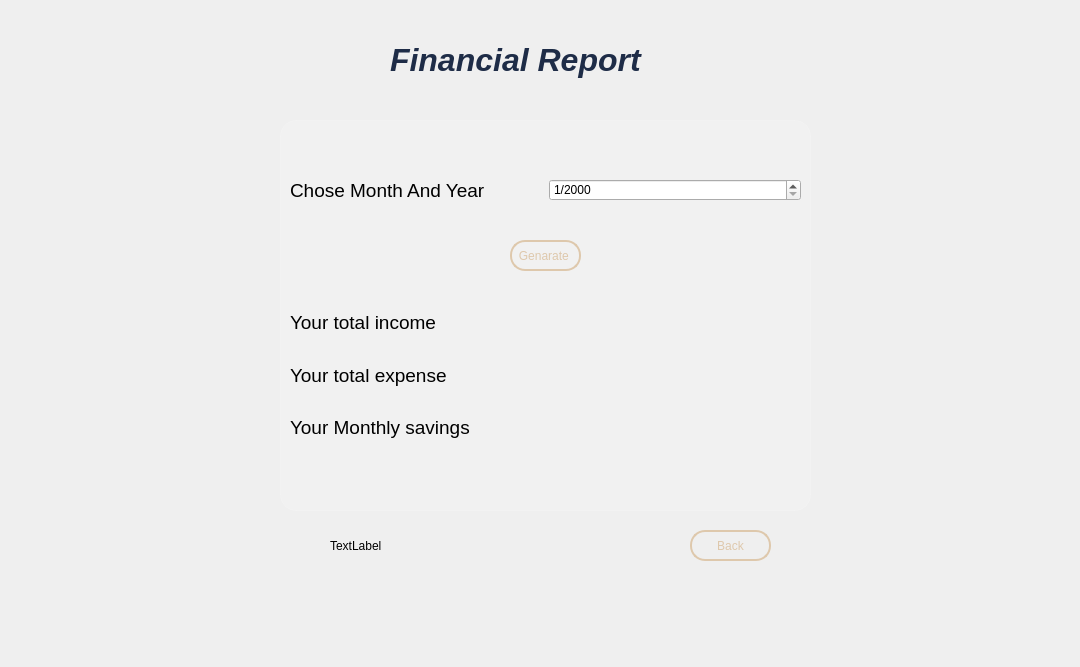
Before: the Qt Designer form financialreports.ui in RashmikaKDH/PersonalOrganizer_OOP_miniproject, drawn with Qt 5.
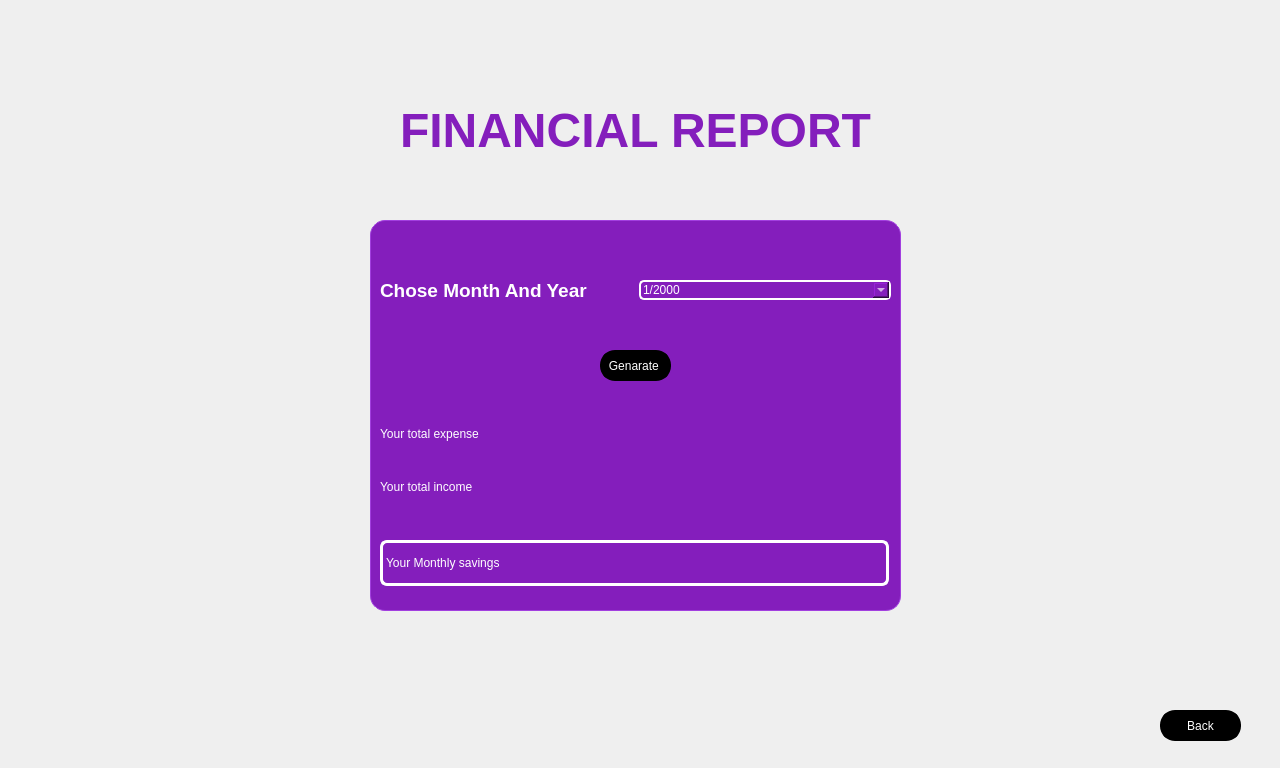
After: the same form once the commit is applied. Icons and pictures are not drawn.

Commit message:
Revamp UI styles and layouts for consistency
Updated multiple .ui files to unify color schemes, fonts, and layout dimensions for a more consistent and modern look across the application. Enhanced table and group box styles, improved button appearance, and adjusted widget positions. Also updated welcome message formatting in organizerui.cpp.

The edit to the form file:
```diff
--- a/financialreports.ui
+++ b/financialreports.ui
@@ -6,8 +6,8 @@
    <rect>
     <x>0</x>
     <y>0</y>
-    <width>1080</width>
-    <height>667</height>
+    <width>1280</width>
+    <height>768</height>
    </rect>
   </property>
   <property name="windowTitle">
@@ -24,21 +24,20 @@
   <widget class="QGroupBox" name="groupBox">
    <property name="geometry">
     <rect>
-     <x>280</x>
-     <y>120</y>
+     <x>370</x>
+     <y>220</y>
      <width>531</width>
      <height>391</height>
     </rect>
    </property>
    <property name="styleSheet">
-    <string notr="true">#groupBox{
-background: rgba(255, 255, 255, 0.15);
-border-radius: 16px;
-box-shadow: 0 4px 30px rgba(0, 0, 0, 0.1);
-backdrop-filter: blur(13.1px);
--webkit-backdrop-filter: blur(13.1px);
-border: 1px solid rgba(255, 255, 255, 0.11);
-}</string>
+    <string notr="true">QGroupBox{font: 19pt &quot;Segoe UI&quot;;
+color:White;
+
+border-radius: 15px;
+
+background-color: #841ebc;
+border: 1px solid #a23fdf;}</string>
    </property>
    <property name="title">
     <string/>
@@ -47,16 +46,18 @@
     <property name="geometry">
      <rect>
       <x>230</x>
-      <y>120</y>
+      <y>130</y>
       <width>71</width>
       <height>31</height>
      </rect>
     </property>
     <property name="styleSheet">
-     <string notr="true">border: 2px solid #DEC8AC;
-font: 700 10pt &quot;Segoe UI&quot;;
+     <string notr="true">border: 3px solid #000000;
+background-color:#000000;
 border-radius: 15px;
-color: #DEC8AC;</string>
+color: white;
+font: 700 10pt &quot;Segoe UI&quot;;
+	</string>
     </property>
     <property name="text">
      <string>Genarate </string>
@@ -75,18 +76,28 @@
      <item>
       <widget class="QLabel" name="chosemonthyearlabel">
        <property name="text">
-        <string>&lt;html&gt;&lt;head/&gt;&lt;body&gt;&lt;p&gt;&lt;span style=&quot; font-size:14pt;&quot;&gt;Chose Month And Year&lt;/span&gt;&lt;/p&gt;&lt;/body&gt;&lt;/html&gt;</string>
+        <string>&lt;html&gt;&lt;head/&gt;&lt;body&gt;&lt;p&gt;&lt;span style=&quot; font-size:14pt; font-weight:700; color:#ffffff;&quot;&gt;Chose Month And Year&lt;/span&gt;&lt;/p&gt;&lt;/body&gt;&lt;/html&gt;</string>
        </property>
       </widget>
      </item>
      <item>
       <widget class="QDateEdit" name="reportdateEdit">
+       <property name="styleSheet">
+        <string notr="true">font: 12pt &quot;Segoe UI&quot;;
+border: 2px solid  white;
+ border-radius: 5px;
+background-color: #841ebc;
+color: white;</string>
+       </property>
        <property name="inputMethodHints">
         <set>Qt::InputMethodHint::ImhPreferNumbers</set>
        </property>
        <property name="displayFormat">
         <string>M/yyyy</string>
        </property>
+       <property name="calendarPopup">
+        <bool>true</bool>
+       </property>
       </widget>
      </item>
     </layout>
@@ -95,63 +106,77 @@
     <property name="geometry">
      <rect>
       <x>10</x>
-      <y>180</y>
+      <y>190</y>
       <width>511</width>
-      <height>151</height>
+      <height>101</height>
      </rect>
     </property>
     <layout class="QVBoxLayout" name="verticalLayout">
-     <item>
-      <widget class="QLabel" name="totalincomelabel">
-       <property name="text">
-        <string>&lt;html&gt;&lt;head/&gt;&lt;body&gt;&lt;p&gt;&lt;span style=&quot; font-size:14pt;&quot;&gt;Your total income&lt;/span&gt;&lt;/p&gt;&lt;/body&gt;&lt;/html&gt;</string>
-       </property>
-      </widget>
-     </item>
      <item>
       <widget class="QLabel" name="totalexpenselabel">
+       <property name="styleSheet">
+        <string notr="true">font:  14pt &quot;Segoe UI&quot;;
+ border-radius: 7px;
+background-color: #841ebc;
+color: white;</string>
+       </property>
        <property name="text">
-        <string>&lt;html&gt;&lt;head/&gt;&lt;body&gt;&lt;p&gt;&lt;span style=&quot; font-size:14pt;&quot;&gt;Your total expense&lt;/span&gt;&lt;/p&gt;&lt;/body&gt;&lt;/html&gt;</string>
+        <string>&lt;html&gt;&lt;head/&gt;&lt;body&gt;&lt;p&gt;&lt;span style=&quot; color:#ffffff;&quot;&gt;Your total expense&lt;/span&gt;&lt;/p&gt;&lt;/body&gt;&lt;/html&gt;</string>
        </property>
       </widget>
      </item>
      <item>
-      <widget class="QLabel" name="savinglabel">
+      <widget class="QLabel" name="totalincomelabel">
+       <property name="styleSheet">
+        <string notr="true">font:  14pt &quot;Segoe UI&quot;;
+ border-radius: 7px;
+background-color: #841ebc;
+color: white;</string>
+       </property>
        <property name="text">
-        <string>&lt;html&gt;&lt;head/&gt;&lt;body&gt;&lt;p&gt;&lt;span style=&quot; font-size:14pt;&quot;&gt;Your Monthly savings&lt;/span&gt;&lt;/p&gt;&lt;/body&gt;&lt;/html&gt;</string>
+        <string>&lt;html&gt;&lt;head/&gt;&lt;body&gt;&lt;p&gt;&lt;span style=&quot; color:#ffffff;&quot;&gt;Your total income&lt;/span&gt;&lt;/p&gt;&lt;/body&gt;&lt;/html&gt;</string>
        </property>
       </widget>
      </item>
     </layout>
    </widget>
-  </widget>
-  <widget class="QLabel" name="lable">
-   <property name="geometry">
-    <rect>
-     <x>330</x>
-     <y>530</y>
-     <width>281</width>
-     <height>31</height>
-    </rect>
-   </property>
-   <property name="text">
-    <string>TextLabel</string>
-   </property>
+   <widget class="QLabel" name="savinglabel">
+    <property name="geometry">
+     <rect>
+      <x>10</x>
+      <y>320</y>
+      <width>509</width>
+      <height>46</height>
+     </rect>
+    </property>
+    <property name="styleSheet">
+     <string notr="true">font: 700 14pt &quot;Segoe UI&quot;;
+border: 2.5px solid  white;
+ border-radius: 7px;
+background-color: #841ebc;
+color: white;</string>
+    </property>
+    <property name="text">
+     <string>&lt;html&gt;&lt;head/&gt;&lt;body&gt;&lt;p&gt;&lt;span style=&quot; color:#ffffff;&quot;&gt;Your Monthly savings&lt;/span&gt;&lt;/p&gt;&lt;/body&gt;&lt;/html&gt;</string>
+    </property>
+   </widget>
   </widget>
   <widget class="QPushButton" name="pushButton">
    <property name="geometry">
     <rect>
-     <x>690</x>
-     <y>530</y>
+     <x>1160</x>
+     <y>710</y>
      <width>81</width>
      <height>31</height>
     </rect>
    </property>
    <property name="styleSheet">
-    <string notr="true">border: 2px solid #DEC8AC;
-font: 700 10pt &quot;Segoe UI&quot;;
+    <string notr="true">border: 3px solid #000000;
+background-color:#000000;
 border-radius: 15px;
-color: #DEC8AC;</string>
+color: white;
+font: 700 10pt &quot;Segoe UI&quot;;
+	</string>
    </property>
    <property name="text">
     <string>Back</string>
@@ -160,14 +185,14 @@
   <widget class="QLabel" name="label">
    <property name="geometry">
     <rect>
-     <x>390</x>
-     <y>30</y>
-     <width>271</width>
+     <x>400</x>
+     <y>100</y>
+     <width>481</width>
      <height>61</height>
     </rect>
    </property>
    <property name="text">
-    <string>&lt;html&gt;&lt;head/&gt;&lt;body&gt;&lt;p&gt;&lt;span style=&quot; font-size:24pt; font-weight:700; font-style:italic; color:#1e2c47;&quot;&gt;Financial Report&lt;/span&gt;&lt;/p&gt;&lt;/body&gt;&lt;/html&gt;</string>
+    <string>&lt;html&gt;&lt;head/&gt;&lt;body&gt;&lt;p&gt;&lt;span style=&quot; font-size:36pt; font-weight:700; color:#841ebc;&quot;&gt;FINANCIAL REPORT&lt;/span&gt;&lt;/p&gt;&lt;/body&gt;&lt;/html&gt;</string>
    </property>
   </widget>
  </widget>
```
Left out of the diff: 4 changed lines with no effect on the pictures. The commit also changes 9 other files.
